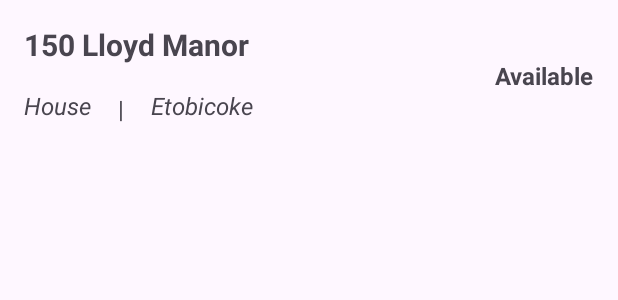
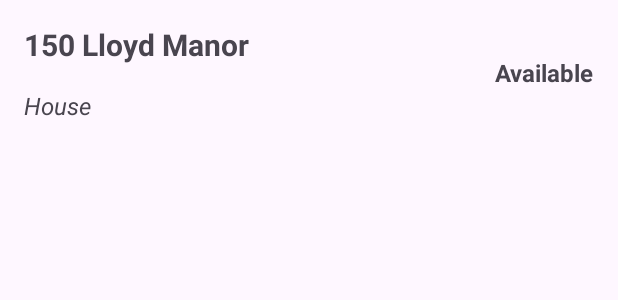
Before and after one commit to DarrenEddy/4RentApp, an Android app: the layout row_layout_property.xml on its own in the app's theme, with its tools: preview values and no code run, on a phone screen of 412 x 824 dp. Shown: the top 300 px of the screen. Run offline under Robolectric (Android 15) with nearby library versions, the phone set to English and light mode, and no system bars.

```diff
--- a/app/src/main/java/com/de/rentalfinal/CreatePropertyActivity.kt
+++ b/app/src/main/java/com/de/rentalfinal/CreatePropertyActivity.kt
@@ -66,7 +66,7 @@ class CreatePropertyActivity : AppCompatActivity(),OnClickListener {
                     {
                         val address = this.binding.editAddress.text.toString()
                         val description = this.binding.editDescription.text.toString()
-                        val type = types[this.binding.spinnerType.selectedItemPosition]
+                        val type = types.subList(1,types.size)[this.binding.spinnerType.selectedItemPosition]
                         // available
                         //email
 
--- a/app/src/main/res/layout/row_layout_property.xml
+++ b/app/src/main/res/layout/row_layout_property.xml
@@ -28,11 +28,6 @@
         app:layout_constraintTop_toTopOf="parent" />
 
 
-    <LinearLayout
-        android:layout_width="wrap_content"
-        android:layout_height="wrap_content"
-        app:layout_constraintStart_toStartOf="parent"
-        app:layout_constraintTop_toBottomOf="@+id/tvAddress">
 
         <TextView
             android:id="@+id/tvType"
@@ -45,29 +40,8 @@
             app:layout_constraintStart_toStartOf="parent"
             app:layout_constraintTop_toBottomOf="@+id/tvAddress" />
 
-        <TextView
-            android:layout_width="wrap_content"
-            android:layout_height="wrap_content"
-            android:layout_margin="10dp"
-            android:text="|"
-            android:textSize="16sp"
-            app:layout_constraintEnd_toStartOf="@+id/tvCity"
-            app:layout_constraintStart_toEndOf="@+id/tvType"
-            app:layout_constraintTop_toBottomOf="@+id/tvAddress" />
 
-        <TextView
-            android:id="@+id/tvCity"
-            android:layout_width="wrap_content"
-            android:layout_height="wrap_content"
-            android:layout_margin="8dp"
-            android:layout_marginTop="8dp"
-            android:text="Etobicoke"
-            android:textSize="16sp"
-            android:textStyle="italic"
-            app:layout_constraintTop_toBottomOf="@+id/tvAddress"
-            tools:layout_editor_absoluteX="151dp" />
 
-    </LinearLayout>
     </LinearLayout>
     <TextView
         android:id="@+id/tvAvailability"
```
Also changed, not shown: app/src/main/java/com/de/rentalfinal/MainActivity.kt (+45 -4 lines), app/src/main/java/com/de/rentalfinal/adapters/PropertyAdapter.kt (+8 -3 lines), app/src/main/java/com/de/rentalfinal/models/Property.kt (+6 -7 lines), app/src/main/java/com/de/rentalfinal/repositories/PropertyRepository.kt (+96 -2 lines).
